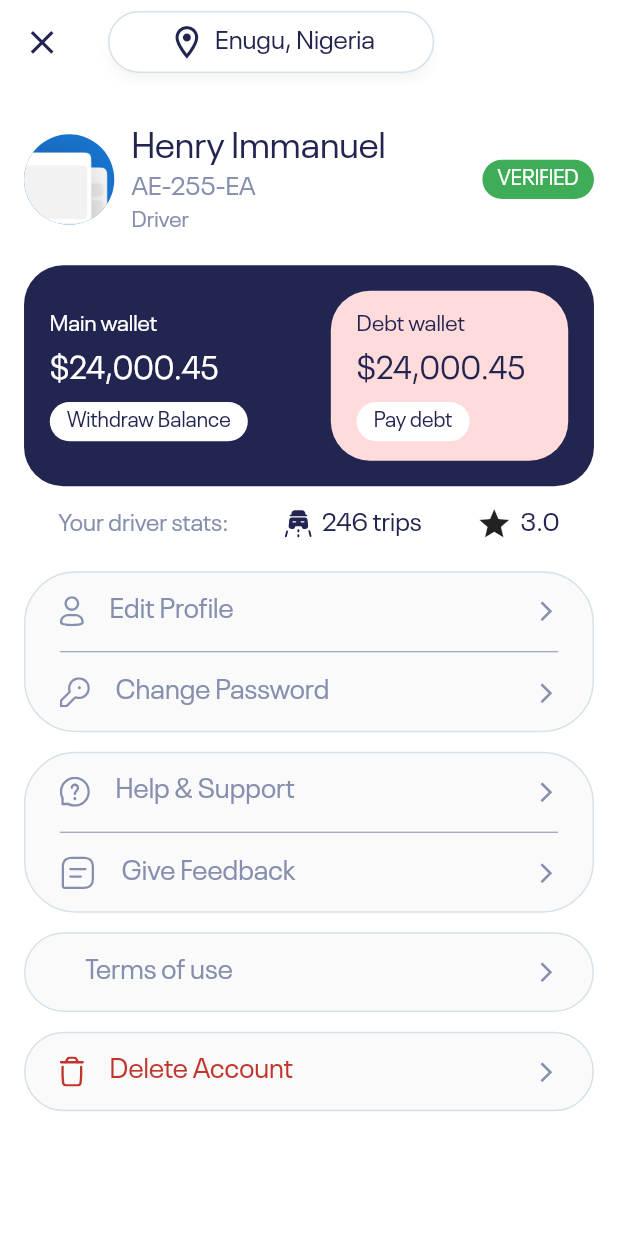
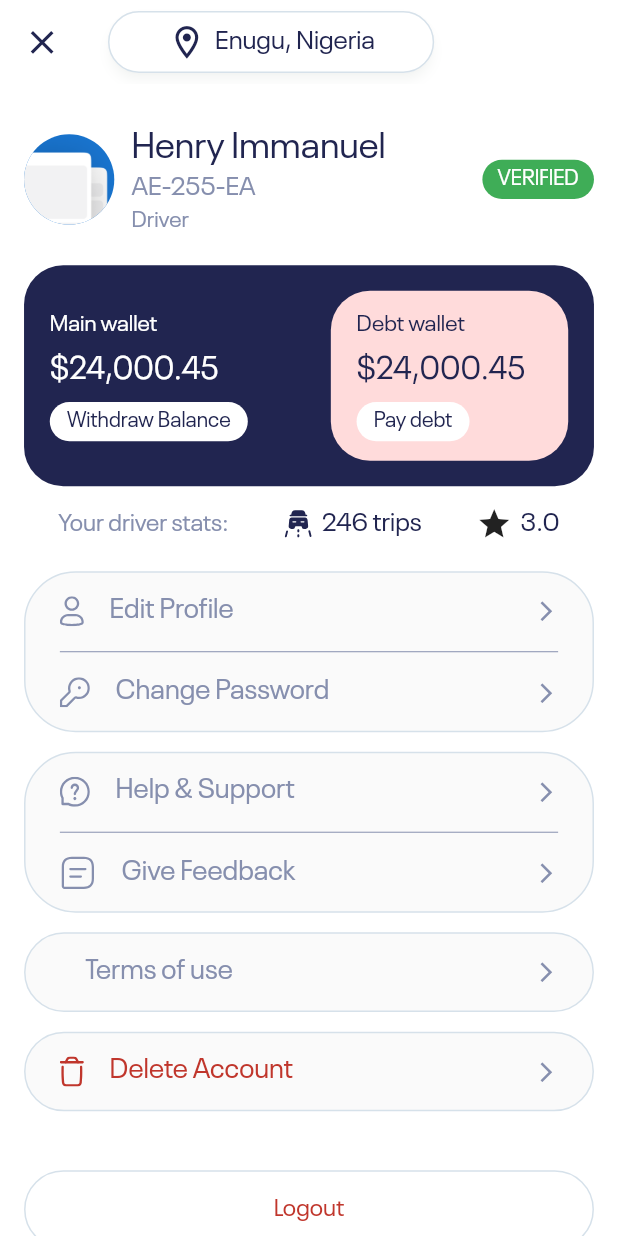
Before and after one commit to AchizuePriscilla/aquayar-driver, a Flutter app: the screen it shows after launch, after a tap on "Sign up as Driver", after a tap on "Login", after a tap on "Log in", on a phone screen of 412 x 824 dp. Run offline on Flutter 3.47's test engine with Material 2 defaults, Android fonts, the phone set to English and light mode, and no system bars; our stand-ins replace flutter_screenutil, flutter_secure_storage, flutter_svg, get_it, mask_text_input_formatter, pin_code_fields and 1 more.

Commit message:
Feat: Edit Profile View UI

```diff
--- a/lib/shared/custom_app_bar.dart
+++ b/lib/shared/custom_app_bar.dart
@@ -38,12 +38,13 @@ class CustomAppBar extends AppBar {
           actions: actionWidgets,
           backgroundColor: backgroundCOlor ?? Palette.aquayarWhite,
           elevation: 0,
-          title: titleWidget ?? Text(
-            text,
-            style: TextStyle(
-              fontSize: 18.sp,
-              fontWeight: FontWeight.w500,
-            ),
-          ),
+          title: titleWidget ??
+              Text(
+                text,
+                style: TextStyle(
+                    fontSize: 18.sp,
+                    fontWeight: FontWeight.w500,
+                    color: Palette.aquayarBlack),
+              ),
         );
 }
--- a/lib/shared/shared.dart
+++ b/lib/shared/shared.dart
@@ -10,3 +10,4 @@ export 'password_visibility_icon.dart';
 export 'pin_code_fields.dart';
 export 'flag_prefix_icon.dart';
 export 'custom_dropdown.dart';
+export 'water_tanker_sizes.dart';
--- a/lib/utils/constants.dart
+++ b/lib/utils/constants.dart
@@ -12,3 +12,4 @@ const phoneVerificationViewRoute = 'phone-verification-view';
 const codeVerificationViewRoute = 'code-verification-view';
 const mediaUploadViewRoute = 'media-upload-view';
 const verificationUnderReviewRoute = 'verification-under-review-view';
+const editProfileViewRoute = 'edit-profile-view';
--- a/lib/utils/route_generator.dart
+++ b/lib/utils/route_generator.dart
@@ -25,6 +25,8 @@ class RouteGenerator {
         return _getPageRoute(const VerificationUnderReview());
       case homeViewRoute:
         return _getPageRoute(const HomeView());
+      case editProfileViewRoute:
+        return _getPageRoute(const EditProfileView());
       case mediaUploadViewRoute:
           final mediaUploadArgs = settings.arguments;
 
--- a/lib/views/home/home_view.dart
+++ b/lib/views/home/home_view.dart
@@ -1,4 +1,5 @@
 import 'package:aquayar_driver/shared/shared.dart';
+import 'package:aquayar_driver/utils/constants.dart';
 import 'package:aquayar_driver/utils/text_styles.dart';
 import 'package:flutter/material.dart';
 import 'package:flutter_svg/svg.dart';
@@ -235,20 +236,26 @@ class _HomeViewState extends State<HomeView> {
                   const CustomSpacer(
                     flex: 3,
                   ),
-                  const HomeOptions(
+                  HomeOptions(
                     imagePath1: "person",
                     label1: "Edit Profile",
                     imagePath2: "key",
                     label2: "Change Password",
+                    onPressed1: () {
+                      Navigator.pushNamed(context, editProfileViewRoute);
+                    },
+                    onPressed2: () {},
                   ),
                   const CustomSpacer(
                     flex: 2,
                   ),
-                  const HomeOptions(
+                  HomeOptions(
                     imagePath1: "support",
                     label1: "Help & Support",
                     imagePath2: "feedback",
                     label2: "Give Feedback",
+                    onPressed1: () {},
+                    onPressed2: () {},
                   ),
                   const CustomSpacer(
                     flex: 2,
@@ -263,7 +270,19 @@ class _HomeViewState extends State<HomeView> {
                     label: "Delete Account",
                     rowColor: Palette.red,
                     imagePath: "trash",
-                  )
+                  ),
+                  const CustomSpacer(
+                    flex: 6,
+                  ),
+                  Button(
+                    text: "Logout",
+                    onPressed: () {},
+                    outlined: true,
+                    textColor: Palette.red,
+                  ),
+                  const CustomSpacer(
+                    flex: 3,
+                  ),
                 ],
               ),
             ),
@@ -325,13 +344,16 @@ class HomeOptions extends StatelessWidget {
   final String imagePath2;
   final String label1;
   final String label2;
-  const HomeOptions({
-    super.key,
+  final Function() onPressed1;
+  final Function() onPressed2;
+  const HomeOptions(
+      {super.key,
       required this.imagePath1,
       required this.imagePath2,
       required this.label1,
       required this.label2,
-  });
+      required this.onPressed1,
+      required this.onPressed2});
 
   @override
   Widget build(BuildContext context) {
@@ -343,7 +365,9 @@ class HomeOptions extends StatelessWidget {
           borderRadius: BorderRadius.circular(30.w)),
       child: Column(
         children: [
-          Row(
+          InkWell(
+            onTap: onPressed1,
+            child: Row(
               children: [
                 SvgPicture.asset("assets/svgs/$imagePath1.svg"),
                 const CustomSpacer(
@@ -362,6 +386,7 @@ class HomeOptions extends StatelessWidget {
                 )
               ],
             ),
+          ),
           const CustomSpacer(
             flex: 1,
           ),
@@ -371,7 +396,9 @@ class HomeOptions extends StatelessWidget {
           const CustomSpacer(
             flex: 1,
           ),
-          Row(
+          InkWell(
+            onTap: onPressed2,
+            child: Row(
               children: [
                 SvgPicture.asset("assets/svgs/$imagePath2.svg"),
                 const CustomSpacer(
@@ -390,6 +417,7 @@ class HomeOptions extends StatelessWidget {
                 )
               ],
             ),
+          ),
         ],
       ),
     );
--- a/lib/views/views.dart
+++ b/lib/views/views.dart
@@ -7,3 +7,4 @@ export 'sign_up/media_upload_view.dart';
 export 'sign_up/verification_under_review.dart';
 export 'login/login_view.dart';
 export 'home/home_view.dart';
+export 'profile/edit_profile_view.dart';
```
Also changed, not shown: lib/shared/water_tanker_sizes.dart (added, +35 -0 lines), lib/views/profile/edit_profile_view.dart (added, +77 -0 lines), lib/views/sign_up/sign_up_view.dart (+2 -22 lines), assets/svgs/upload_license.svg (added). Lines whose indentation alone changed are shown as unchanged.
